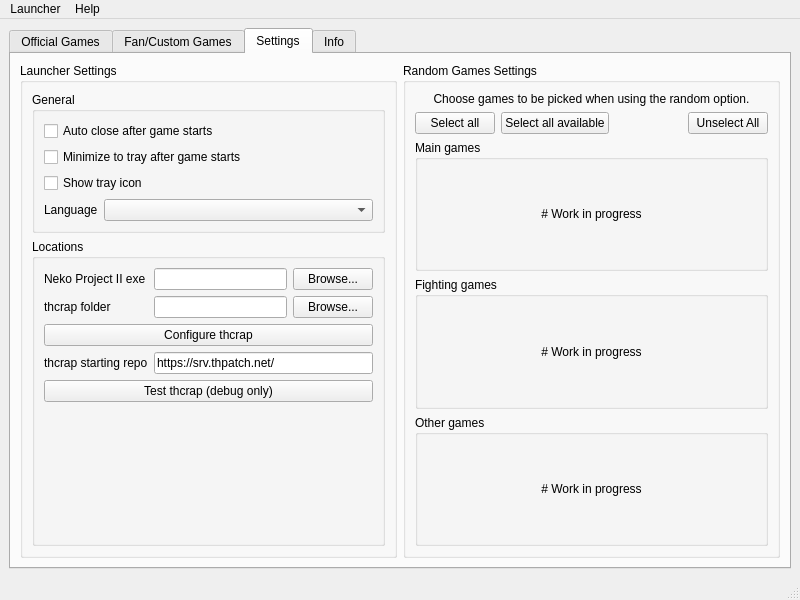
Old version of the form unnamed/ui/MainMenu.ui in the repository kcomain/unnamed-launcher.
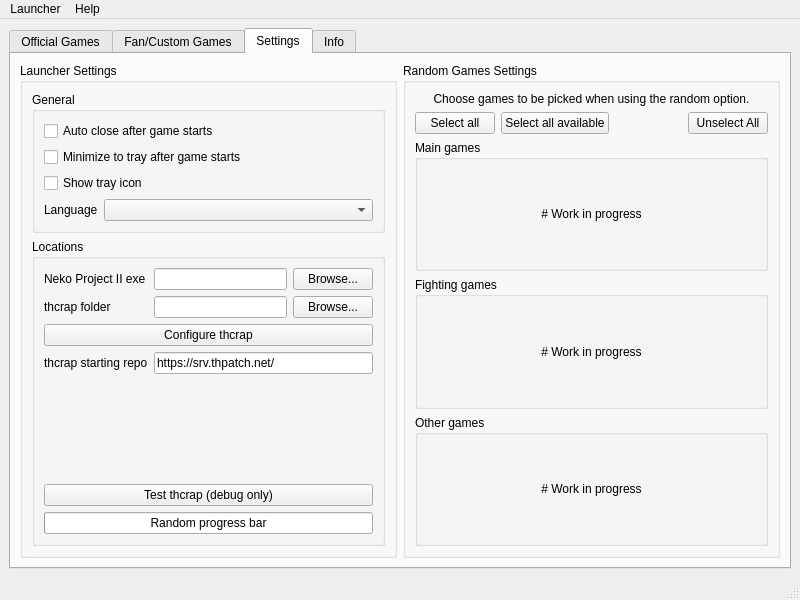
New version of the form. The open tabs and pages were chosen to show the change. Icons and pictures are not drawn.

The edit to the form file:
```diff
--- a/unnamed/ui/MainMenu.ui
+++ b/unnamed/ui/MainMenu.ui
@@ -694,13 +694,6 @@
                 </item>
                </layout>
               </item>
-              <item>
-               <widget class="QPushButton" name="thcrap_test">
-                <property name="text">
-                 <string>Test thcrap (debug only)</string>
-                </property>
-               </widget>
-              </item>
               <item>
                <spacer name="verticalSpacer">
                 <property name="orientation">
@@ -714,6 +707,29 @@
                 </property>
                </spacer>
               </item>
+              <item>
+               <widget class="QPushButton" name="thcrap_test">
+                <property name="text">
+                 <string>Test thcrap (debug only)</string>
+                </property>
+               </widget>
+              </item>
+              <item>
+               <widget class="QProgressBar" name="funny">
+                <property name="enabled">
+                 <bool>true</bool>
+                </property>
+                <property name="value">
+                 <number>0</number>
+                </property>
+                <property name="invertedAppearance">
+                 <bool>false</bool>
+                </property>
+                <property name="format">
+                 <string>Random progress bar</string>
+                </property>
+               </widget>
+              </item>
              </layout>
             </widget>
            </item>
```
Left out of the diff: 2 changed lines with no effect on the pictures.
